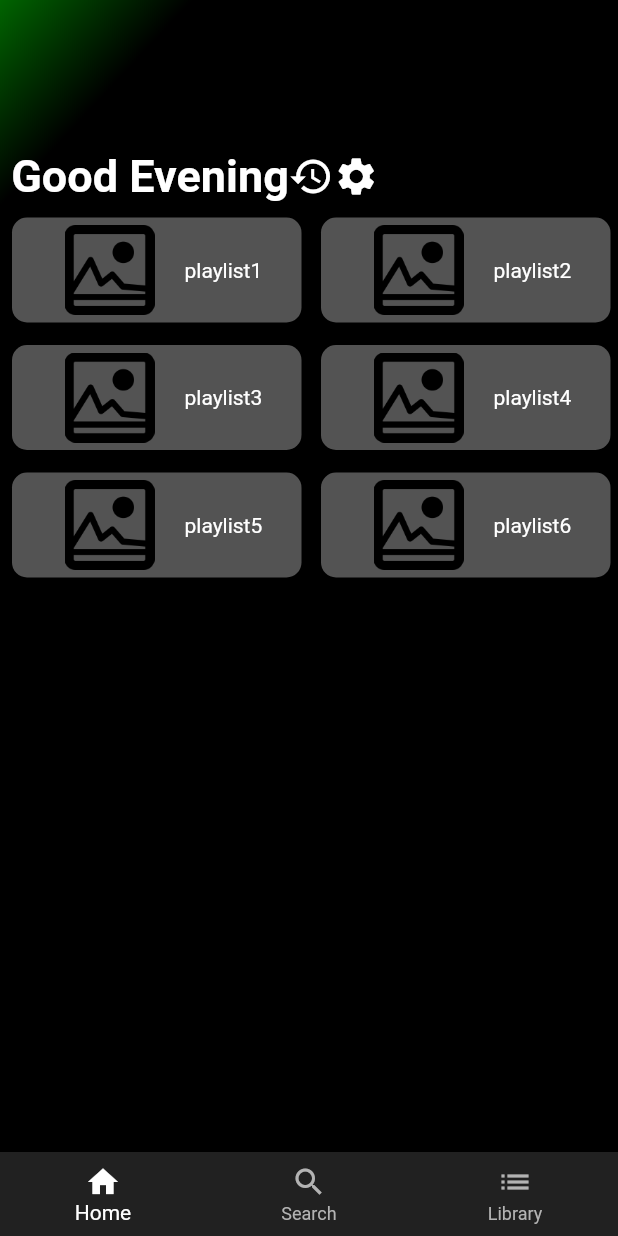
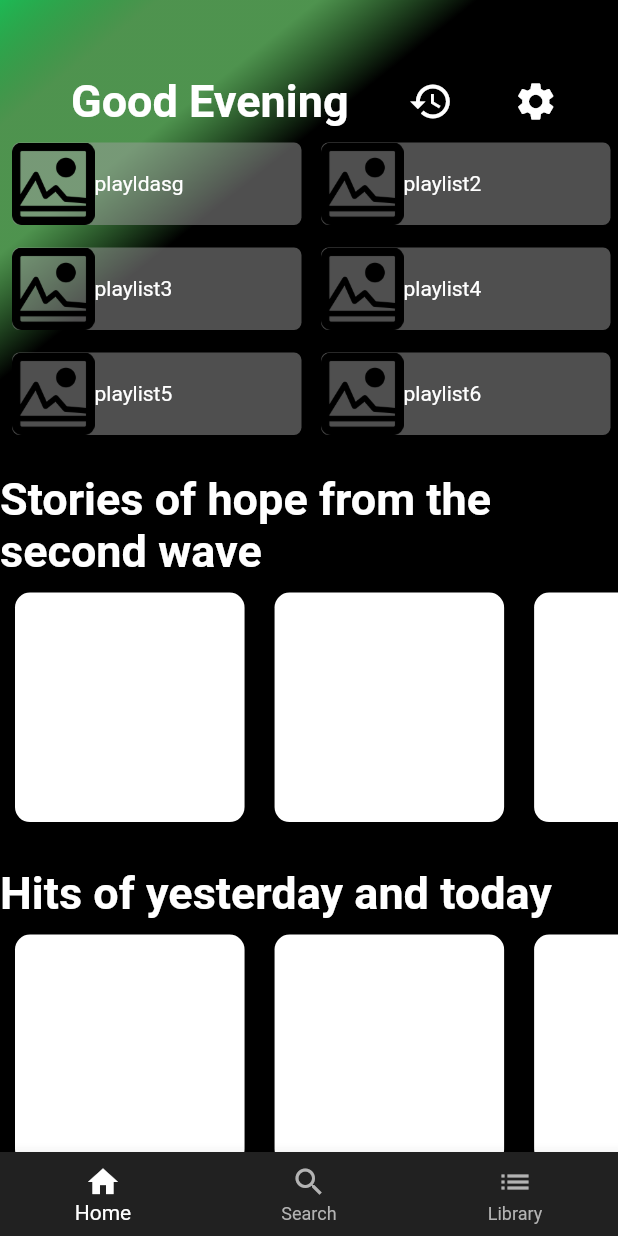
Before and after one commit to GLADI8R/spotify_clone, a Flutter app: the screen it shows after launch, on a phone screen of 412 x 824 dp. Run offline on Flutter 3.47's test engine with Material 2 defaults, Android fonts, the phone set to English and light mode, and no system bars.

Commit message:
modify homescreen

```diff
--- a/lib/components/home_page_card_1.dart
+++ b/lib/components/home_page_card_1.dart
@@ -1,30 +1,36 @@
 import 'package:flutter/material.dart';
 import 'package:spotify_clone/styles/constants.dart';
+import 'package:spotify_clone/screens/home_page.dart';
 
 class HomePageCard1 extends StatelessWidget {
   HomePageCard1({required this.cardtext});
 
   final String cardtext;
 
+
   @override
   Widget build(BuildContext context) {
+    double screenwidth = MediaQuery. of(context). size. width;
     return Container(
-      padding: EdgeInsets.symmetric(vertical: 5,horizontal: 15),
+      padding: EdgeInsets.symmetric(vertical: 0,horizontal: 0),
       margin: EdgeInsets.only(left: 8,right: 5,top: 10,bottom: 5),
-      height: 70,
-      width: 200,
+      height: 55,
+      width: screenwidth*0.5,
       decoration: BoxDecoration(
-        borderRadius: BorderRadius.all(Radius.circular(10)),
-        color: kGrey,
+        borderRadius: BorderRadius.all(Radius.circular(5.0)),
+        color: Colors.grey.withOpacity(0.5)
       ),
       child: Row(
         children: [
-          CircleAvatar(
-            radius: 50,
-            backgroundColor: kGrey,
-            child: Image.asset('assets/images/73775.png'),
-          ),
-          Text(cardtext,style: TextStyle(color: Colors.white),)
+          Image.asset('assets/images/73775.png'),
+          Container(
+            child: Text(
+              cardtext,
+              style: TextStyle(color: Colors.white),
+              softWrap: true,
+              textAlign: TextAlign.left,
+            ),
+          )
         ],
       ),
     );
--- /dev/null
+++ b/lib/components/home_page_square_card.dart
@@ -0,0 +1,25 @@
+import 'package:flutter/material.dart';
+
+class HomePageSquareCard extends StatelessWidget {
+  const HomePageSquareCard({
+    Key? key,
+    required this.screenwidth,
+  }) : super(key: key);
+
+  final double screenwidth;
+
+  @override
+  Widget build(BuildContext context) {
+    return AspectRatio(
+      aspectRatio: 1/1,
+      child: Container(
+        width: screenwidth*0.3,
+        margin: EdgeInsets.all(10),
+        decoration: BoxDecoration(
+            borderRadius: BorderRadius.all(Radius.circular(10)),
+            color: Colors.white
+        ),
+      ),
+    );
+  }
+}
--- a/lib/screens/home_page.dart
+++ b/lib/screens/home_page.dart
@@ -4,42 +4,50 @@ import 'package:flutter/cupertino.dart';
 import 'package:flutter/material.dart';
 import 'package:spotify_clone/styles/constants.dart';
 import 'package:spotify_clone/components/home_page_card_1.dart';
+import 'package:spotify_clone/components/home_page_square_card.dart';
 
 class HomePage extends StatelessWidget {
   const HomePage({Key? key}) : super(key: key);
 
+
+
   @override
   Widget build(BuildContext context) {
+    double screenwidth = MediaQuery. of(context). size. width;
+    double screenheight = MediaQuery. of(context). size. height;
     return Scaffold(
       body: SafeArea(
-        child: Container(
+        child: ListView(
+          children: [Container(
             decoration: const BoxDecoration(
           gradient: LinearGradient(
           begin: Alignment.topLeft,
-              end: Alignment(0.0000001,
-                  -0.5), // 10% of the width, so there are ten blinds.
+          end: Alignment(0.0000001, -0.5), // 10% of the width, so there are ten blinds.
           colors: <Color>[
-                Color(0xff006400),
+            kGreen,
+            Color(0xaf006400),
+            Color(0xaf006400),
             Color(0xff000000),
             Color(0xff000000),
             Color(0xff000000),
+
+
                 ],
               ),
             ),
+
             child: Column(
               mainAxisAlignment: MainAxisAlignment.start,
-            crossAxisAlignment: CrossAxisAlignment.stretch,
+
               children: [
-              SizedBox(
-                height: 100,
-              ),
-              Row(
+
+                SizedBox(height: 50,),
+                Row(mainAxisAlignment: MainAxisAlignment.spaceEvenly,
                   children: [
                     const Text(
                           ' Good Evening',
                           style: kHeadingTextStyle,
                         ),
-                  // const SizedBox(width: 110,),
                     const Icon(
                           Icons.restore,
                           color: Colors.white,
@@ -51,33 +59,116 @@ class HomePage extends StatelessWidget {
                           color: Colors.white,
                           size: 30,
                         ),
+
+
+
+                    // const SizedBox(width: 110,),
+
                   ],
                 ),
                 Container(
-                  height: 500,
-                  width: 200,
+                  margin: EdgeInsets.only(bottom: 20),
                   child: Table(
                     children: [
-                      TableRow(children: <Widget>[
-                        HomePageCard1(
-                          cardtext: 'playlist1',
+                      TableRow(
+                        children: <Widget>[
+                          HomePageCard1(cardtext: 'playldasg',),
+                          HomePageCard1(cardtext: 'playlist2',),
+                        ]
                       ),
-                        HomePageCard1(
-                          cardtext: 'playlist2',
-                        ),
-                      ]),
-                      TableRow(children: <Widget>[
+                      TableRow(
+                          children: <Widget>[
                             HomePageCard1(cardtext: 'playlist3'),
                             HomePageCard1(cardtext: 'playlist4'),
-                      ]),
-                      TableRow(children: <Widget>[
+                          ]
+                      ),
+                      TableRow(
+                          children: <Widget>[
                             HomePageCard1(cardtext: 'playlist5'),
                             HomePageCard1(cardtext: 'playlist6'),
-                      ])
+                          ]
+                      )
+
                     ],
-                  ))
+                  )
+                ),
+                Text(
+                  'Stories of hope from the second wave',
+                  style: kHeadingTextStyle,
+                  softWrap: true,
+                ),
+
+                Container(
+                  height:screenheight*0.21 ,
+                  width: double.infinity,
+
+                  margin: EdgeInsets.only(bottom: 20),
+                  child: ListView(
+                    scrollDirection: Axis.horizontal,
+                    children: [
+                      HomePageSquareCard(screenwidth: screenwidth),
+                      HomePageSquareCard(screenwidth: screenwidth),
+                      HomePageSquareCard(screenwidth: screenwidth),
+                      HomePageSquareCard(screenwidth: screenwidth),
                     ],
                   ),
+
+                ),
+
+                Align(
+                  alignment: Alignment.centerLeft,
+                  child: Text(
+                    'Hits of yesterday and today',
+                    softWrap: true,
+                    style: kHeadingTextStyle,
+                  ),
+                ),
+                Container(
+                  height:screenheight*0.21 ,
+                  width: double.infinity,
+
+                  margin: EdgeInsets.only(bottom: 20),
+                  child: ListView(
+                    scrollDirection: Axis.horizontal,
+                    children: [
+                      HomePageSquareCard(screenwidth: screenwidth),
+                      HomePageSquareCard(screenwidth: screenwidth),
+                      HomePageSquareCard(screenwidth: screenwidth),
+                      HomePageSquareCard(screenwidth: screenwidth),
+                    ],
+                  ),
+
+                ),
+                Align(
+                  alignment: Alignment.centerLeft,
+                  child: Text(
+                    'Hits of yesterday and today',
+                    softWrap: true,
+                    style: kHeadingTextStyle,
+                  ),
+                ),
+                Container(
+                  height:screenheight*0.21 ,
+                  width: double.infinity,
+
+                  margin: EdgeInsets.only(bottom: 20),
+                  child: ListView(
+                    scrollDirection: Axis.horizontal,
+                    children: [
+                      HomePageSquareCard(screenwidth: screenwidth),
+                      HomePageSquareCard(screenwidth: screenwidth),
+                      HomePageSquareCard(screenwidth: screenwidth),
+                      HomePageSquareCard(screenwidth: screenwidth),
+                    ],
+                  ),
+
+                ),
+
+
+              ],
+            ),
+          )
+    ],
         ),
       ),
     );
--- a/lib/styles/constants.dart
+++ b/lib/styles/constants.dart
@@ -7,6 +7,7 @@ const kGrey = Color(0xFF535353);
 const kDarkGrey = Color(0xFF212121);
 const kLightGrey = Color(0xFFB3B3B3);
 
+
 const kHeadingTextStyle =
     TextStyle(color: Colors.white, fontSize: 30.0, fontWeight: FontWeight.bold);
 
```
Lines whose indentation alone changed are shown as unchanged.
